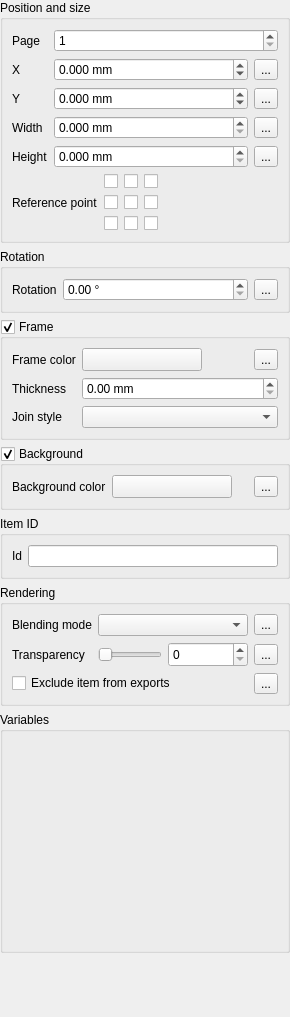
This is src/ui/composer/qgscomposeritemwidgetbase.ui in qgis/QGIS as Qt 5 draws it before an edit. The edited form follows.
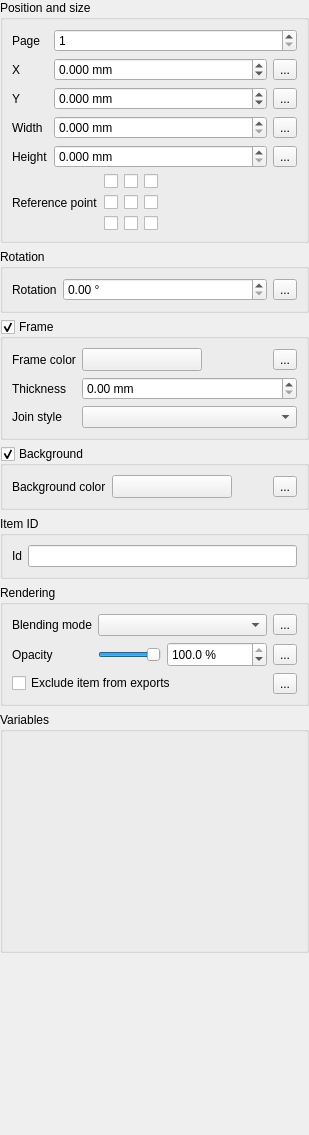
This is the edited form. Custom widgets are drawn as their Qt base class.

Commit message: Change QgsComposerItem to use opacity instead of transparency

What changed in the file:
```diff
--- a/src/ui/composer/qgscomposeritemwidgetbase.ui
+++ b/src/ui/composer/qgscomposeritemwidgetbase.ui
@@ -6,8 +6,8 @@
    <rect>
     <x>0</x>
     <y>0</y>
-    <width>290</width>
-    <height>1017</height>
+    <width>309</width>
+    <height>1135</height>
    </rect>
   </property>
   <property name="windowTitle">
@@ -658,7 +658,7 @@
       <item row="1" column="0">
        <widget class="QLabel" name="labelTransparency">
         <property name="text">
-         <string>Transparency</string>
+         <string>Opacity</string>
         </property>
        </widget>
       </item>
@@ -667,23 +667,41 @@
         <item>
          <widget class="QSlider" name="mTransparencySlider">
           <property name="maximum">
+           <number>1000</number>
+          </property>
+          <property name="singleStep">
+           <number>10</number>
+          </property>
+          <property name="pageStep">
            <number>100</number>
           </property>
+          <property name="value">
+           <number>1000</number>
+          </property>
           <property name="orientation">
            <enum>Qt::Horizontal</enum>
           </property>
          </widget>
         </item>
         <item>
-         <widget class="QgsSpinBox" name="mTransparencySpnBx">
+         <widget class="QgsDoubleSpinBox" name="mOpacitySpnBx">
           <property name="minimumSize">
            <size>
-            <width>80</width>
+            <width>100</width>
             <height>25</height>
            </size>
           </property>
+          <property name="suffix">
+           <string> %</string>
+          </property>
+          <property name="decimals">
+           <number>1</number>
+          </property>
           <property name="maximum">
-           <number>100</number>
+           <double>100.000000000000000</double>
+          </property>
+          <property name="value">
+           <double>100.000000000000000</double>
           </property>
          </widget>
         </item>
```
Left out of the diff: 10 changed lines with no effect on the pictures. The commit also changes 14 other files.
